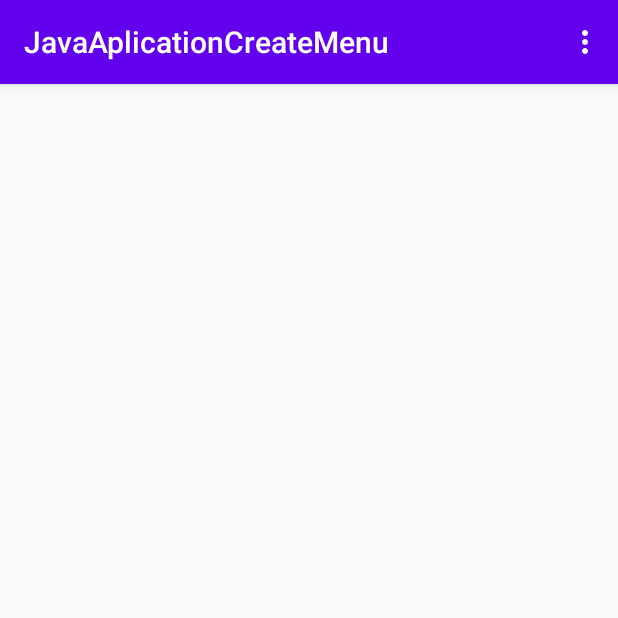
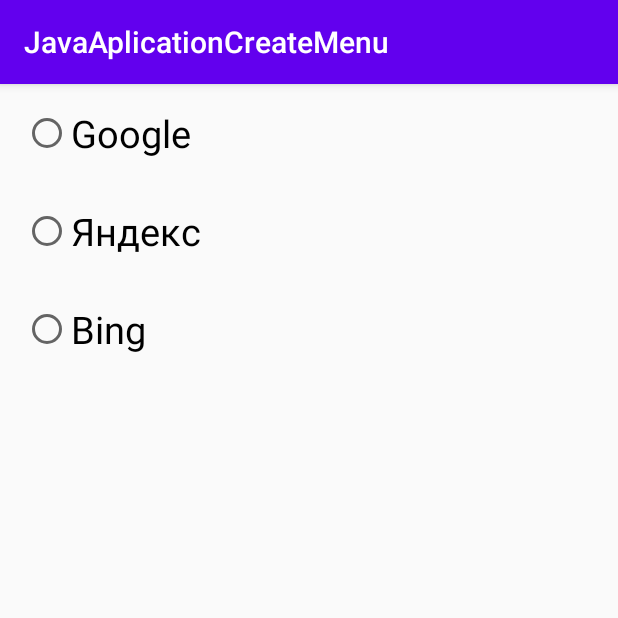
Before and after one commit to Vladimir-Menzhunov/CreateMenu, an Android app: the screen it shows after launch (MainActivity), in the options menu, after a tap on "Настройки", on a phone screen of 412 x 824 dp, the top half of it. Run offline under Robolectric (Android 15) with nearby library versions, the phone set to English and light mode, and no system bars.

Commit message:
add SettingFragment

```diff
--- a/app/src/main/java/com/vladimir/coursera/javaaplicationcreatemenu/MainFragment.java
+++ b/app/src/main/java/com/vladimir/coursera/javaaplicationcreatemenu/MainFragment.java
@@ -4,6 +4,7 @@ import androidx.annotation.NonNull;
 import androidx.annotation.Nullable;
 import androidx.appcompat.app.AppCompatActivity;
 import androidx.fragment.app.Fragment;
+import androidx.fragment.app.FragmentManager;
 
 import android.os.Bundle;
 import android.view.LayoutInflater;
@@ -47,6 +48,11 @@ public class MainFragment extends Fragment {
 
         switch (item.getItemId()) {
             case R.id.settings:
+                FragmentManager fragmentManager = getFragmentManager();
+                fragmentManager.beginTransaction()
+                        .replace(R.id.acSingleFragment, new SettingFragment())
+                        .addToBackStack(null)
+                        .commit();
                 Toast.makeText(getActivity(), R.string.settings, Toast.LENGTH_SHORT).show();
                 break;
             case R.id.search:
--- /dev/null
+++ b/app/src/main/java/com/vladimir/coursera/javaaplicationcreatemenu/SettingFragment.java
@@ -0,0 +1,50 @@
+package com.vladimir.coursera.javaaplicationcreatemenu;
+
+import android.os.Bundle;
+import android.view.LayoutInflater;
+import android.view.View;
+import android.view.ViewGroup;
+import android.widget.RadioButton;
+
+import androidx.annotation.NonNull;
+import androidx.annotation.Nullable;
+import androidx.fragment.app.Fragment;
+
+public class SettingFragment extends Fragment {
+    private RadioButton rYandex;
+    private RadioButton rGoogle;
+    private RadioButton rBing;
+
+    public static SettingFragment newInstance() {
+
+        Bundle args = new Bundle();
+
+        SettingFragment fragment = new SettingFragment();
+        fragment.setArguments(args);
+        return fragment;
+    }
+
+    @Nullable
+    @Override
+    public View onCreateView(@NonNull LayoutInflater inflater, @Nullable ViewGroup container, @Nullable Bundle savedInstanceState) {
+        View view = inflater.inflate(R.layout.setting_fragment, container, false);
+
+        rBing = view.findViewById(R.id.Rbing);
+        rYandex = view.findViewById(R.id.Ryandex);
+        rGoogle= view.findViewById(R.id.Rgoogle);
+
+        rYandex.setOnClickListener(onClickListenerRatio);
+        rBing.setOnClickListener(onClickListenerRatio);
+        rGoogle.setOnClickListener(onClickListenerRatio);
+
+        return view;
+    }
+
+    View.OnClickListener onClickListenerRatio = new View.OnClickListener() {
+        @Override
+        public void onClick(View v) {
+            assert getFragmentManager() != null;
+            getFragmentManager().popBackStack();
+        }
+    };
+}
--- a/app/src/main/java/com/vladimir/coursera/javaaplicationcreatemenu/SingleObject.java
+++ b/app/src/main/java/com/vladimir/coursera/javaaplicationcreatemenu/SingleObject.java
@@ -19,6 +19,7 @@ public abstract class SingleObject extends AppCompatActivity {
             FragmentManager fragmentManager = getSupportFragmentManager();
             fragmentManager.beginTransaction()
                     .replace(R.id.acSingleFragment,getFragment())
+                    .addToBackStack(null)
                     .commit();
         }
     }
--- /dev/null
+++ b/app/src/main/res/layout/setting_fragment.xml
@@ -0,0 +1,32 @@
+<?xml version="1.0" encoding="utf-8"?>
+<LinearLayout
+    xmlns:android="http://schemas.android.com/apk/res/android"
+    android:layout_width="match_parent"
+    android:layout_height="match_parent"
+    android:orientation="vertical">
+
+    <RadioButton
+        android:id="@+id/Rgoogle"
+        android:layout_width="match_parent"
+        android:layout_height="wrap_content"
+        android:text="@string/google"
+        android:textSize="25sp"
+        android:layout_margin="15dp"/>
+
+    <RadioButton
+        android:id="@+id/Ryandex"
+        android:layout_width="match_parent"
+        android:layout_height="wrap_content"
+        android:text="@string/yandex"
+        android:textSize="25sp"
+        android:layout_margin="15dp"/>
+
+    <RadioButton
+        android:id="@+id/Rbing"
+        android:layout_width="match_parent"
+        android:layout_height="wrap_content"
+        android:text="@string/bing"
+        android:textSize="25sp"
+        android:layout_margin="15dp"/>
+
+</LinearLayout>
--- a/app/src/main/res/values/strings.xml
+++ b/app/src/main/res/values/strings.xml
@@ -3,4 +3,7 @@
     <string name="settings">Настройки</string>
     <string name="search">Поиск</string>
     <string name="exit">Выход</string>
+    <string name="yandex">Яндекс</string>
+    <string name="google">Google</string>
+    <string name="bing">Bing</string>
 </resources>
```
